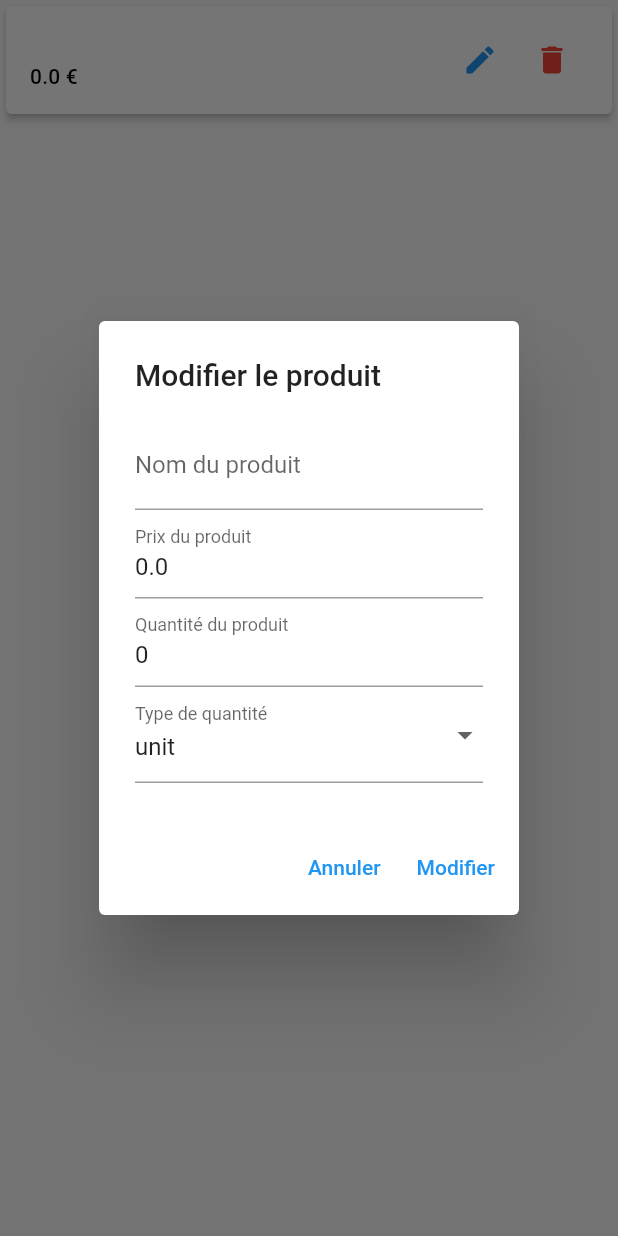
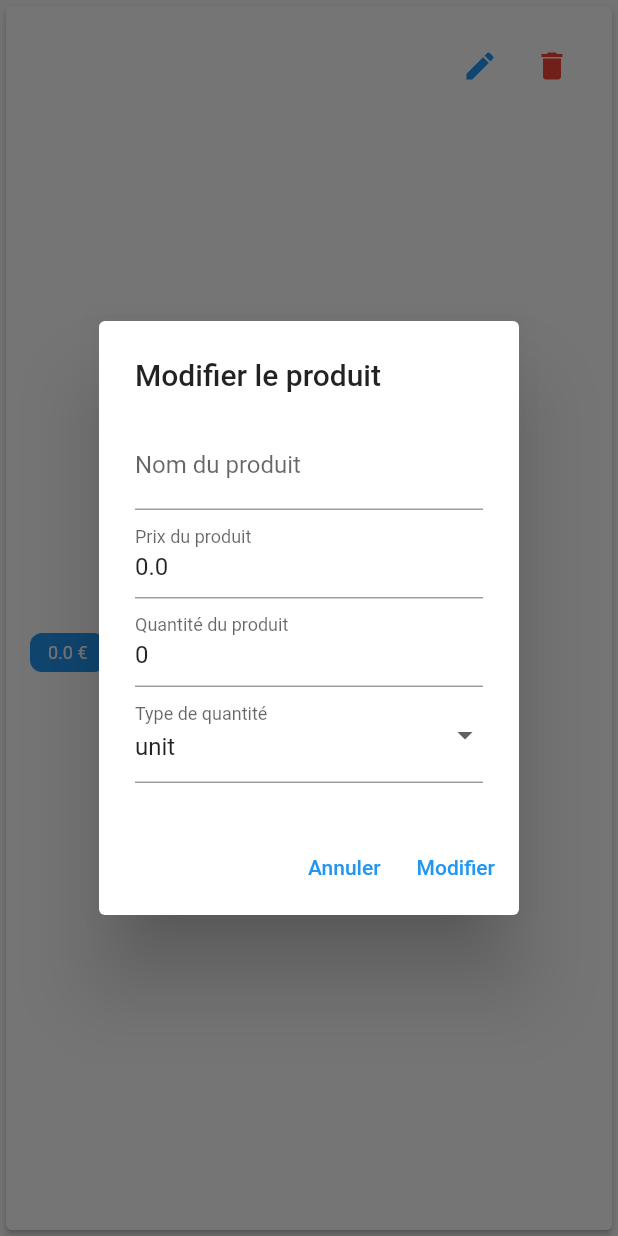
Before and after one commit to Virex22/shopping-app, a Flutter app: the ProductTile widget shown alone on an empty page, opened directly with empty values, after a tap on the "edit" icon, on a phone screen of 412 x 824 dp. Run offline on Flutter 3.47's test engine with Material 2 defaults, Android fonts, the phone set to English and light mode, and no system bars; our stand-ins replace dio, flutter_dotenv, go_router, logger; network calls fail.

Commit message:
feat : speed price editing on product

```diff
--- a/lib/partial/component/dialog/product_dialog.dart
+++ b/lib/partial/component/dialog/product_dialog.dart
@@ -10,6 +10,7 @@ void showProductFormDialog({
           String name, double price, double quantity, String quantityType)
       validationAction,
   String annulationText = 'Annuler',
+  bool onlyPrice = false,
   Product? productModel,
 }) {
   List<String> quantityTypes = ['unit', 'ml', 'L', 'mg', 'g', 'kg'];
@@ -34,21 +35,30 @@ void showProductFormDialog({
       content: Column(
         mainAxisSize: MainAxisSize.min,
         children: [
-          TextField(
+          Visibility(
+            visible: !onlyPrice,
+            child: TextField(
               decoration: const InputDecoration(labelText: 'Nom du produit'),
               controller: nameController,
+            ),
           ),
           TextField(
             decoration: const InputDecoration(labelText: 'Prix du produit'),
             controller: priceController,
             keyboardType: TextInputType.number,
           ),
-          TextField(
-            decoration: const InputDecoration(labelText: 'Quantité du produit'),
+          Visibility(
+            visible: !onlyPrice,
+            child: TextField(
+              decoration:
+                  const InputDecoration(labelText: 'Quantité du produit'),
               controller: quantityController,
               keyboardType: TextInputType.number,
             ),
-          DropdownButtonFormField<String>(
+          ),
+          Visibility(
+            visible: !onlyPrice,
+            child: DropdownButtonFormField<String>(
               value: selectedQuantityType,
               decoration: const InputDecoration(labelText: 'Type de quantité'),
               onChanged: (String? newValue) {
@@ -60,6 +70,7 @@ void showProductFormDialog({
                   child: Text(type),
                 );
               }).toList(),
+            ),
           ),
         ],
       ),
--- a/lib/partial/product/product_tile.dart
+++ b/lib/partial/product/product_tile.dart
@@ -15,12 +15,13 @@ class ProductTile extends StatelessWidget {
     required this.handleProductAction,
   }) : super(key: key);
 
-  void _editProduct(BuildContext context) {
+  void _editProduct(BuildContext context, {bool onlyPrice = false}) {
     showProductFormDialog(
         context: context,
         title: 'Modifier le produit',
         validationText: 'Modifier',
         productModel: product,
+        onlyPrice: onlyPrice,
         validationAction: (String name, double price, double quantity,
             String quantityType) async {
           if (name.isEmpty || price <= 0) {
@@ -80,9 +81,24 @@ class ProductTile extends StatelessWidget {
           getTitle(),
           style: Theme.of(context).textTheme.titleMedium,
         ),
-        subtitle: Text(
-          '${product.price} €',
-          style: Theme.of(context).textTheme.titleSmall,
+        subtitle: Align(
+          alignment: Alignment.centerLeft,
+          child: InkWell(
+            onTap: () {
+              _editProduct(context, onlyPrice: true);
+            },
+            child: Container(
+              padding: const EdgeInsets.symmetric(horizontal: 12, vertical: 6),
+              decoration: BoxDecoration(
+                color: Theme.of(context).primaryColor,
+                borderRadius: BorderRadius.circular(8),
+              ),
+              child: Text(
+                '${product.price} €',
+                style: const TextStyle(color: Colors.white, fontSize: 12),
+              ),
+            ),
+          ),
         ),
         trailing: Row(
           mainAxisSize: MainAxisSize.min,
```
Lines whose indentation alone changed are shown as unchanged.
